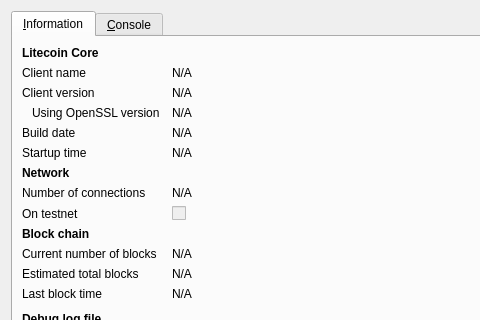
This is src/qt/forms/rpcconsole.ui in fossilcoin/fossilcoin as Qt 5 draws it before an edit; both pictures show x 0 to 480 and y 0 to 320 of the 740 by 450 pixel window. The edited form follows.
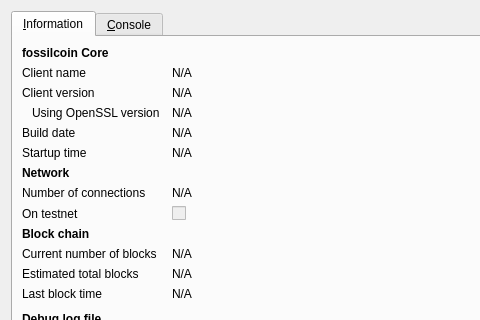
This is the edited form. Icons and pictures are not drawn.

Diff of the .ui file:
```diff
--- a/src/qt/forms/rpcconsole.ui
+++ b/src/qt/forms/rpcconsole.ui
@@ -36,7 +36,7 @@
           </font>
          </property>
          <property name="text">
-          <string>Litecoin Core</string>
+          <string>fossilcoin Core</string>
          </property>
         </widget>
        </item>
```
Left out of the diff: 6 changed lines with no effect on the pictures.
